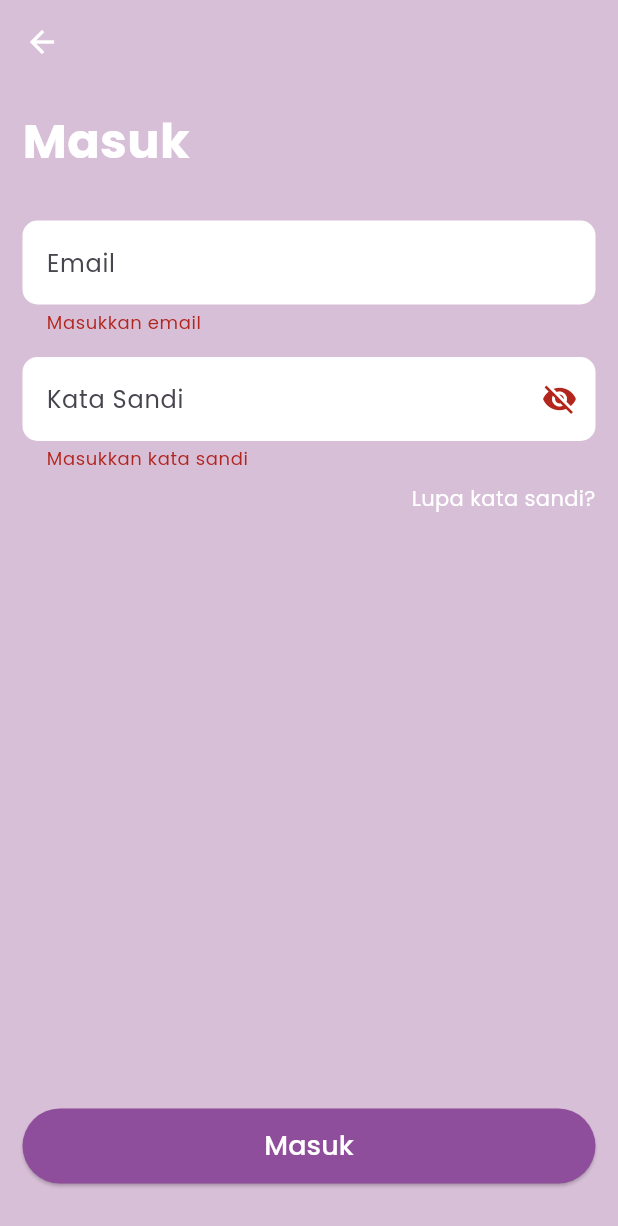
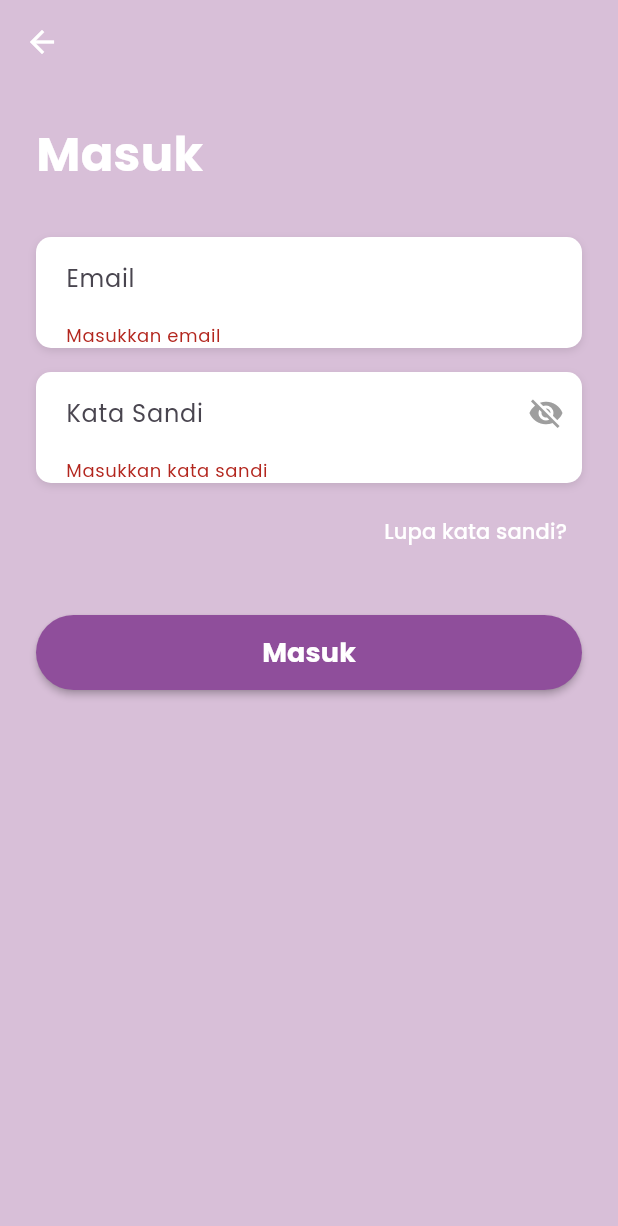
Before and after one commit to berli4na/tubes_mobile, a Flutter app: the screen it shows after launch, after a tap on "Masuk", on a phone screen of 412 x 824 dp. Shown: the top 1226 px of the screen. Run offline on Flutter 3.47's test engine with Material 3 defaults, Android fonts, the phone set to English and light mode, and no system bars; our stand-ins replace google_fonts.

Commit message:
revisi login dan membuat reset password

```diff
--- a/lib/login.dart
+++ b/lib/login.dart
@@ -9,76 +9,33 @@ class LoginPage extends StatefulWidget {
 
 class _LoginPageState extends State<LoginPage> {
   final _formKey = GlobalKey<FormState>();
+  final _emailController = TextEditingController();
+  final _passwordController = TextEditingController();
   bool _obscureText = true;
+  bool _isLoading = false;
 
   @override
-  Widget build(BuildContext context) {
-    return Scaffold(
-      backgroundColor: const Color(0xFFD8BFD8),
-      appBar: AppBar(
-        backgroundColor: const Color(0xFFD8BFD8),
-        elevation: 0,
-        leading: IconButton(
-          onPressed: () {
-            //Navigator.pushNamed(context, '/get_started');
-          },
-          icon: const Icon(
-            Icons.arrow_back,
-            color: Colors.white,
-          ),
-        ),
-      ),
-      body: Padding(
-        padding: const EdgeInsets.all(15.0),
-        child: Form(
-          key: _formKey,
-          child: Column(
-            mainAxisAlignment: MainAxisAlignment.end,
-            crossAxisAlignment: CrossAxisAlignment.start,
-            children: [
-              Text('Masuk', style: TextStyle(fontSize: 32, color: Colors.white, fontWeight: FontWeight.bold)),
-              const SizedBox(height: 30),
-              TextFormField(
-                decoration: const InputDecoration(
-                  hintText: 'Email',
-                  border: OutlineInputBorder(
-                    borderSide: BorderSide.none,
-                    borderRadius: BorderRadius.all(Radius.circular(10)),
-                  ),
-                  filled: true,
-                  fillColor: Colors.white,
-                ),
-                validator: (value) {
+  void dispose() {
+    _emailController.dispose();
+    _passwordController.dispose();
+    super.dispose();
+  }
+
+  // Email validation
+  String? _validateEmail(String? value) {
     if (value == null || value.isEmpty) {
       return 'Masukkan email';
     }
-                  if (!value.contains('@')) {
+    // More comprehensive email validation
+    final emailRegExp = RegExp(r'^[\w-\.]+@([\w-]+\.)+[\w-]{2,4}$');
+    if (!emailRegExp.hasMatch(value)) {
       return 'Email tidak valid';
     }
     return null;
-                },
-              ),
-              const SizedBox(height: 15),
-              TextFormField(
-                obscureText: _obscureText,
-                decoration: InputDecoration(
-                  hintText: 'Kata Sandi',
-                  border: const OutlineInputBorder(
-                    borderSide: BorderSide.none,
-                    borderRadius: BorderRadius.all(Radius.circular(10)),
-                   ),
-                  filled: true,
-                  fillColor: Colors.white,
-                  suffixIcon: IconButton(
-                    icon: Icon(_obscureText ? Icons.visibility_off : Icons.visibility),
-                    onPressed: () {
-                      setState(() {
-                        _obscureText = !_obscureText;
-                      });
-                    },
-                  ),
-                ),
-                validator: (value) {
+  }
+
+  // Password validation
+  String? _validatePassword(String? value) {
     if (value == null || value.isEmpty) {
       return 'Masukkan kata sandi';
     }
@@ -86,43 +43,192 @@ class _LoginPageState extends State<LoginPage> {
       return 'Kata sandi minimal 8 karakter';
     }
     return null;
-                },
+  }
+
+  Future<void> _handleLogin() async {
+    if (!_formKey.currentState!.validate()) return;
+
+    setState(() => _isLoading = true);
+
+    try {
+      // Simulate API call
+      await Future.delayed(const Duration(seconds: 2));
+      // Add your login logic here
+
+      if (mounted) {
+        ScaffoldMessenger.of(context).showSnackBar(
+          const SnackBar(
+            content: Text('Login berhasil'),
+            backgroundColor: Colors.green,
           ),
-              SizedBox(height: 8.0),
-              Align(
-                alignment: Alignment.centerRight,
-                child: GestureDetector(
-                  onTap: () {
-                    // Navigator.pushNamed(context, '/reset_password');
-                  },
-                  child: Text('Lupa kata sandi?', style: TextStyle(color: Colors.white)),
+        );
+        // Navigate to home screen
+        // Navigator.pushNamed(context, '/beranda');
+      }
+    } catch (e) {
+      if (mounted) {
+        ScaffoldMessenger.of(context).showSnackBar(
+          SnackBar(
+            content: Text('Error: ${e.toString()}'),
+            backgroundColor: Colors.red,
+          ),
+        );
+      }
+    } finally {
+      if (mounted) {
+        setState(() => _isLoading = false);
+      }
+    }
+  }
+
+  Widget _buildTextFieldContainer({required Widget child}) {
+    return Container(
+      decoration: BoxDecoration(
+        color: Colors.white,
+        borderRadius: BorderRadius.circular(10),
+        boxShadow: [
+          BoxShadow(
+            color: Colors.black.withOpacity(0.1),
+            blurRadius: 4,
+            offset: const Offset(0, 2),
+          ),
+        ],
+      ),
+      child: child,
+    );
+  }
+
+  Widget _buildEmailField() {
+    return _buildTextFieldContainer(
+      child: TextFormField(
+        controller: _emailController,
+        keyboardType: TextInputType.emailAddress,
+        decoration: const InputDecoration(
+          hintText: 'Email',
+          border: InputBorder.none,
+          contentPadding: EdgeInsets.symmetric(horizontal: 20, vertical: 15),
+        ),
+        validator: _validateEmail,
+        autocorrect: false,
+        enableSuggestions: false,
+      ),
+    );
+  }
+
+  Widget _buildPasswordField() {
+    return _buildTextFieldContainer(
+      child: TextFormField(
+        controller: _passwordController,
+        obscureText: _obscureText,
+        decoration: InputDecoration(
+          hintText: 'Kata Sandi',
+          border: InputBorder.none,
+          contentPadding: const EdgeInsets.symmetric(horizontal: 20, vertical: 15),
+          suffixIcon: IconButton(
+            icon: Icon(
+              _obscureText ? Icons.visibility_off : Icons.visibility,
+              color: Colors.grey,
+            ),
+            onPressed: () => setState(() => _obscureText = !_obscureText),
           ),
         ),
-              const SizedBox(height: 20),
-              Spacer(),
-              ElevatedButton(
-                onPressed: () {
-                  if (_formKey.currentState!.validate()) {
-                    // Navigator.pushNamed(context, '/beranda');
+        validator: _validatePassword,
+      ),
+    );
   }
-                },
+
+  Widget _buildForgotPassword() {
+    return Align(
+      alignment: Alignment.centerRight,
+      child: TextButton(
+        onPressed: () => Navigator.pushNamed(context, '/reset_password'),
+        style: TextButton.styleFrom(
+          foregroundColor: Colors.white,
+          padding: const EdgeInsets.symmetric(horizontal: 10, vertical: 5),
+        ),
+        child: const Text(
+          'Lupa kata sandi?',
+          style: TextStyle(fontWeight: FontWeight.w500),
+        ),
+      ),
+    );
+  }
+
+  Widget _buildLoginButton() {
+    return SizedBox(
+      width: double.infinity,
+      height: 50, // Fixed height for better consistency
+      child: ElevatedButton(
+        onPressed: _isLoading ? null : _handleLogin,
         style: ElevatedButton.styleFrom(
-                  backgroundColor: Color.fromARGB(255, 143, 78, 155),
+          backgroundColor: const Color.fromARGB(255, 143, 78, 155),
+          foregroundColor: Colors.white,
           shape: RoundedRectangleBorder(
-                    borderRadius: BorderRadius.circular(30.0),
+            borderRadius: BorderRadius.circular(30),
           ),
-                  minimumSize: Size(double.infinity, 50),
+          elevation: 2,
         ),
-                child: Text(
+        child: _isLoading
+            ? const SizedBox(
+                height: 20,
+                width: 20,
+                child: CircularProgressIndicator(
+                  color: Colors.white,
+                  strokeWidth: 2,
+                ),
+              )
+            : const Text(
                 "Masuk",
                 style: TextStyle(
-                    fontSize: 18.0,
-                    color: Colors.white,
+                  fontSize: 18,
+                  fontWeight: FontWeight.bold,
                 ),
               ),
       ),
-              const SizedBox(height: 20)
+    );
+  }
+
+  @override
+  Widget build(BuildContext context) {
+    return GestureDetector(
+      onTap: () => FocusScope.of(context).unfocus(), // Dismiss keyboard on tap
+      child: Scaffold(
+        backgroundColor: const Color(0xFFD8BFD8),
+        appBar: AppBar(
+          backgroundColor: Colors.transparent,
+          elevation: 0,
+          leading: IconButton(
+            onPressed: () => Navigator.pop(context),
+            icon: const Icon(Icons.arrow_back, color: Colors.white),
+          ),
+        ),
+        body: SafeArea(
+          child: SingleChildScrollView(
+            padding: const EdgeInsets.all(24.0),
+            child: Form(
+              key: _formKey,
+              child: Column(
+                crossAxisAlignment: CrossAxisAlignment.start,
+                children: [
+                  const Text(
+                    'Masuk',
+                    style: TextStyle(
+                      fontSize: 32,
+                      color: Colors.white,
+                      fontWeight: FontWeight.bold,
+                    ),
+                  ),
+                  const SizedBox(height: 32),
+                  _buildEmailField(),
+                  const SizedBox(height: 16),
+                  _buildPasswordField(),
+                  const SizedBox(height: 8),
+                  _buildForgotPassword(),
+                  const SizedBox(height: 32),
+                  _buildLoginButton(),
                 ],
+              ),
+            ),
           ),
         ),
       ),
--- a/lib/main.dart
+++ b/lib/main.dart
@@ -2,6 +2,8 @@ import 'package:flutter/material.dart';
 import 'package:ui/detail_program3.dart';
 import 'package:ui/end_program.dart';
 import 'package:ui/login.dart';
+import 'package:ui/reset_password.dart';
+import 'package:ui/reset_password_confirm.dart';
 import 'package:ui/prep_program3.dart';
 import 'package:google_fonts/google_fonts.dart';
 import 'package:ui/prep_skincare.dart';
@@ -31,6 +33,8 @@ class MyApp extends StatelessWidget {
         '/program_selesai': (context) => ProgramBerakhirScreen(),
         '/persiapan_skincare': (context) => SkincareScreen(),
         '/login': (context) => LoginPage(),
+        '/reset_password': (context) => ResetPasswordPage(),
+        '/reset_password_confirm': (context) => ResetPasswordScreen(),
       },
     );
   }
```
Also changed, not shown: lib/reset_password.dart (added, +177 -0 lines), lib/reset_password_confirm.dart (added, +208 -0 lines), assets/images/logo.png (added). Lines whose indentation alone changed are shown as unchanged.
